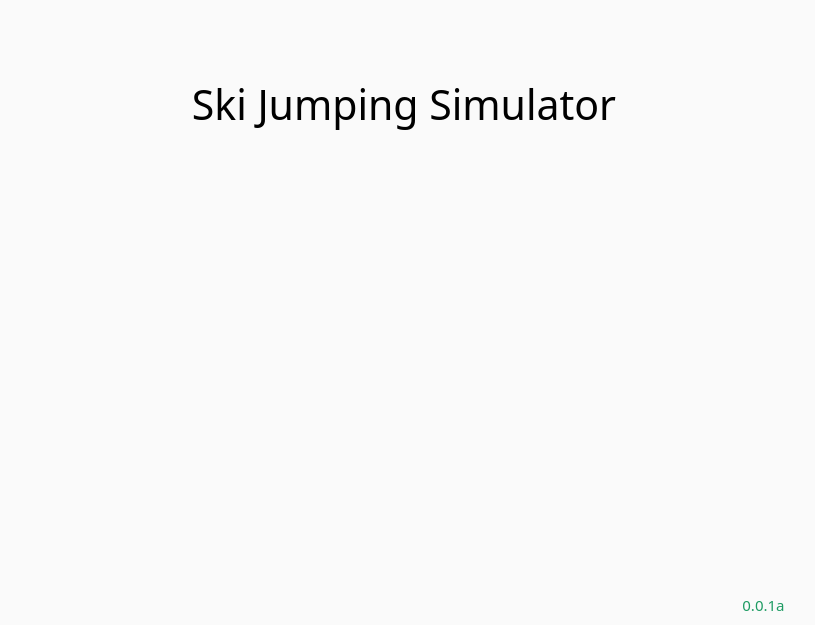
SiekamCebule/sj-sim, file UI/mainwindow.ui: the form before one commit.
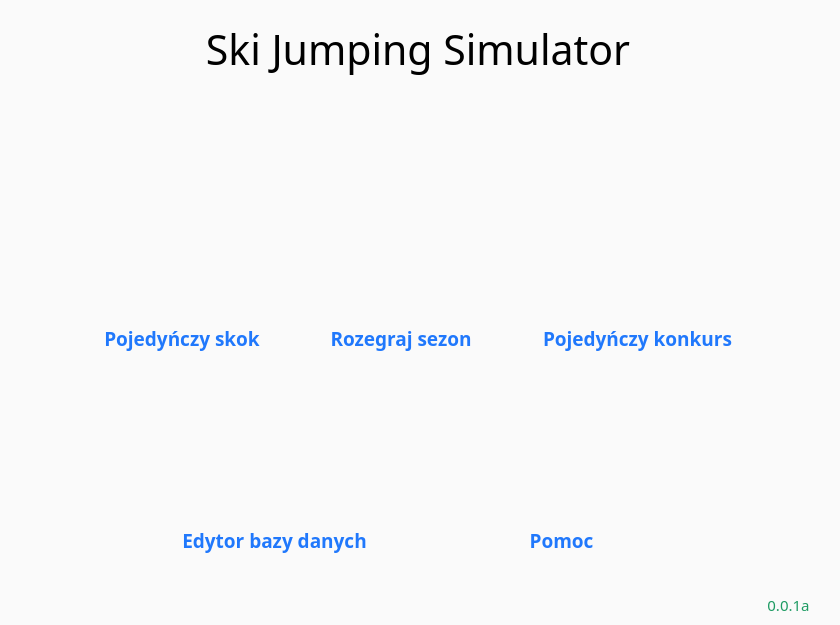
The form after the commit. Icons and pictures are not drawn.

Commit message: Wczytywanie zawodników z pliku. Dodawanie podstawowych informacji o skoczku do okna edycji bazy danych (jeszcze bez edytowania atrybutów skoczka)

```diff
--- a/UI/mainwindow.ui
+++ b/UI/mainwindow.ui
@@ -6,14 +6,14 @@
    <rect>
     <x>0</x>
     <y>0</y>
-    <width>815</width>
+    <width>840</width>
     <height>625</height>
    </rect>
   </property>
   <property name="maximumSize">
    <size>
-    <width>815</width>
-    <height>625</height>
+    <width>840</width>
+    <height>630</height>
    </size>
   </property>
   <property name="windowTitle">
@@ -26,20 +26,18 @@
    <string notr="true">background-color: rgb(250, 250, 250);</string>
   </property>
   <widget class="QWidget" name="centralwidget">
-   <layout class="QHBoxLayout" name="horizontalLayout_7">
-    <item>
-     <layout class="QHBoxLayout" name="horizontalLayout_6">
+   <layout class="QHBoxLayout" name="horizontalLayout_11">
       <item>
        <spacer name="horizontalSpacer">
         <property name="orientation">
          <enum>Qt::Horizontal</enum>
         </property>
         <property name="sizeType">
-         <enum>QSizePolicy::Expanding</enum>
+       <enum>QSizePolicy::Maximum</enum>
         </property>
         <property name="sizeHint" stdset="0">
          <size>
-          <width>70</width>
+        <width>105</width>
           <height>20</height>
          </size>
         </property>
@@ -47,6 +45,22 @@
       </item>
       <item>
        <layout class="QVBoxLayout" name="verticalLayout_3">
+      <item>
+       <spacer name="verticalSpacer_8">
+        <property name="orientation">
+         <enum>Qt::Vertical</enum>
+        </property>
+        <property name="sizeType">
+         <enum>QSizePolicy::Maximum</enum>
+        </property>
+        <property name="sizeHint" stdset="0">
+         <size>
+          <width>20</width>
+          <height>20</height>
+         </size>
+        </property>
+       </spacer>
+      </item>
         <item>
          <layout class="QHBoxLayout" name="horizontalLayout_titleAndVersion">
           <item>
@@ -80,6 +94,26 @@
           <item>
            <layout class="QHBoxLayout" name="horizontalLayout_topButtons">
             <item>
+           <layout class="QVBoxLayout" name="verticalLayout_4">
+            <item>
+             <spacer name="verticalSpacer_5">
+              <property name="orientation">
+               <enum>Qt::Vertical</enum>
+              </property>
+              <property name="sizeType">
+               <enum>QSizePolicy::Expanding</enum>
+              </property>
+              <property name="sizeHint" stdset="0">
+               <size>
+                <width>20</width>
+                <height>40</height>
+               </size>
+              </property>
+             </spacer>
+            </item>
+            <item>
+             <layout class="QHBoxLayout" name="horizontalLayout_9">
+              <item>
              <widget class="QPushButton" name="pushButton_singleJumps">
               <property name="minimumSize">
                <size>
@@ -111,6 +145,48 @@
               </property>
              </widget>
             </item>
+             </layout>
+            </item>
+            <item>
+             <spacer name="verticalSpacer_2">
+              <property name="orientation">
+               <enum>Qt::Vertical</enum>
+              </property>
+              <property name="sizeType">
+               <enum>QSizePolicy::Maximum</enum>
+              </property>
+              <property name="sizeHint" stdset="0">
+               <size>
+                <width>20</width>
+                <height>28</height>
+               </size>
+              </property>
+             </spacer>
+            </item>
+            <item>
+             <widget class="QLabel" name="label_singleJump">
+              <property name="font">
+               <font>
+                <family>Quicksand</family>
+                <pointsize>14</pointsize>
+                <bold>true</bold>
+               </font>
+              </property>
+              <property name="styleSheet">
+               <string notr="true">QLabel{
+color: rgb(32, 120, 252);
+}</string>
+              </property>
+              <property name="text">
+               <string>Pojedyńczy skok</string>
+              </property>
+              <property name="alignment">
+               <set>Qt::AlignCenter</set>
+              </property>
+             </widget>
+            </item>
+           </layout>
+          </item>
             <item>
              <spacer name="horizontalSpacer_3">
               <property name="orientation">
@@ -128,17 +204,34 @@
              </spacer>
             </item>
             <item>
+           <layout class="QVBoxLayout" name="verticalLayout_5">
+            <item>
+             <spacer name="verticalSpacer_4">
+              <property name="orientation">
+               <enum>Qt::Vertical</enum>
+              </property>
+              <property name="sizeHint" stdset="0">
+               <size>
+                <width>20</width>
+                <height>40</height>
+               </size>
+              </property>
+             </spacer>
+            </item>
+            <item>
+             <layout class="QHBoxLayout" name="horizontalLayout_10">
+              <item>
              <widget class="QPushButton" name="pushButton_season">
               <property name="minimumSize">
                <size>
-                <width>180</width>
-                <height>180</height>
+                  <width>200</width>
+                  <height>200</height>
                </size>
               </property>
               <property name="maximumSize">
                <size>
-                <width>180</width>
-                <height>180</height>
+                  <width>200</width>
+                  <height>200</height>
                </size>
               </property>
               <property name="text">
@@ -159,6 +252,32 @@
               </property>
              </widget>
             </item>
+             </layout>
+            </item>
+            <item>
+             <widget class="QLabel" name="label_season">
+              <property name="font">
+               <font>
+                <family>Quicksand</family>
+                <pointsize>14</pointsize>
+                <bold>true</bold>
+               </font>
+              </property>
+              <property name="styleSheet">
+               <string notr="true">QLabel{
+color: rgb(32, 120, 252);
+}</string>
+              </property>
+              <property name="text">
+               <string>Rozegraj sezon</string>
+              </property>
+              <property name="alignment">
+               <set>Qt::AlignCenter</set>
+              </property>
+             </widget>
+            </item>
+           </layout>
+          </item>
             <item>
              <spacer name="horizontalSpacer_4">
               <property name="orientation">
@@ -173,6 +292,23 @@
              </spacer>
             </item>
             <item>
+           <layout class="QVBoxLayout" name="verticalLayout_6">
+            <item>
+             <spacer name="verticalSpacer_7">
+              <property name="orientation">
+               <enum>Qt::Vertical</enum>
+              </property>
+              <property name="sizeHint" stdset="0">
+               <size>
+                <width>20</width>
+                <height>40</height>
+               </size>
+              </property>
+             </spacer>
+            </item>
+            <item>
+             <layout class="QHBoxLayout" name="horizontalLayout_8">
+              <item>
              <widget class="QPushButton" name="pushButton_singleCompetition">
               <property name="minimumSize">
                <size>
@@ -207,6 +343,48 @@
            </layout>
           </item>
           <item>
+             <spacer name="verticalSpacer_6">
+              <property name="orientation">
+               <enum>Qt::Vertical</enum>
+              </property>
+              <property name="sizeType">
+               <enum>QSizePolicy::Maximum</enum>
+              </property>
+              <property name="sizeHint" stdset="0">
+               <size>
+                <width>20</width>
+                <height>28</height>
+               </size>
+              </property>
+             </spacer>
+            </item>
+            <item>
+             <widget class="QLabel" name="label_singleCompetition">
+              <property name="font">
+               <font>
+                <family>Quicksand</family>
+                <pointsize>14</pointsize>
+                <bold>true</bold>
+               </font>
+              </property>
+              <property name="styleSheet">
+               <string notr="true">QLabel{
+color: rgb(32, 120, 252);
+}</string>
+              </property>
+              <property name="text">
+               <string>Pojedyńczy konkurs</string>
+              </property>
+              <property name="alignment">
+               <set>Qt::AlignCenter</set>
+              </property>
+             </widget>
+            </item>
+           </layout>
+          </item>
+         </layout>
+        </item>
+        <item>
            <spacer name="verticalSpacer">
             <property name="orientation">
              <enum>Qt::Vertical</enum>
@@ -217,7 +395,7 @@
             <property name="sizeHint" stdset="0">
              <size>
               <width>20</width>
-              <height>20</height>
+            <height>32</height>
              </size>
             </property>
            </spacer>
@@ -225,6 +403,26 @@
           <item>
            <layout class="QHBoxLayout" name="horizontalLayout_downButtons">
             <item>
+           <spacer name="horizontalSpacer_5">
+            <property name="orientation">
+             <enum>Qt::Horizontal</enum>
+            </property>
+            <property name="sizeType">
+             <enum>QSizePolicy::Minimum</enum>
+            </property>
+            <property name="sizeHint" stdset="0">
+             <size>
+              <width>40</width>
+              <height>20</height>
+             </size>
+            </property>
+           </spacer>
+          </item>
+          <item>
+           <layout class="QVBoxLayout" name="verticalLayout_8">
+            <item>
+             <layout class="QHBoxLayout" name="horizontalLayout_6">
+              <item>
              <widget class="QPushButton" name="pushButton_databaseEdit">
               <property name="minimumSize">
                <size>
@@ -256,6 +454,52 @@
               </property>
              </widget>
             </item>
+             </layout>
+            </item>
+            <item>
+             <widget class="QLabel" name="label_databaseEditor">
+              <property name="font">
+               <font>
+                <family>Quicksand</family>
+                <pointsize>14</pointsize>
+                <bold>true</bold>
+               </font>
+              </property>
+              <property name="styleSheet">
+               <string notr="true">QLabel{
+color: rgb(32, 120, 252);
+}</string>
+              </property>
+              <property name="text">
+               <string>Edytor bazy danych</string>
+              </property>
+              <property name="alignment">
+               <set>Qt::AlignCenter</set>
+              </property>
+             </widget>
+            </item>
+           </layout>
+          </item>
+          <item>
+           <spacer name="horizontalSpacer_7">
+            <property name="orientation">
+             <enum>Qt::Horizontal</enum>
+            </property>
+            <property name="sizeType">
+             <enum>QSizePolicy::Maximum</enum>
+            </property>
+            <property name="sizeHint" stdset="0">
+             <size>
+              <width>20</width>
+              <height>20</height>
+             </size>
+            </property>
+           </spacer>
+          </item>
+          <item>
+           <layout class="QVBoxLayout" name="verticalLayout_9">
+            <item>
+             <layout class="QHBoxLayout" name="horizontalLayout_7">
             <item>
              <widget class="QPushButton" name="pushButton_help">
               <property name="minimumSize">
@@ -290,6 +534,48 @@
             </item>
            </layout>
           </item>
+            <item>
+             <widget class="QLabel" name="label_help">
+              <property name="font">
+               <font>
+                <family>Quicksand</family>
+                <pointsize>14</pointsize>
+                <bold>true</bold>
+               </font>
+              </property>
+              <property name="styleSheet">
+               <string notr="true">QLabel{
+color: rgb(32, 120, 252);
+}</string>
+              </property>
+              <property name="text">
+               <string>Pomoc</string>
+              </property>
+              <property name="alignment">
+               <set>Qt::AlignCenter</set>
+              </property>
+             </widget>
+            </item>
+           </layout>
+          </item>
+          <item>
+           <spacer name="horizontalSpacer_6">
+            <property name="orientation">
+             <enum>Qt::Horizontal</enum>
+            </property>
+            <property name="sizeType">
+             <enum>QSizePolicy::Minimum</enum>
+            </property>
+            <property name="sizeHint" stdset="0">
+             <size>
+              <width>40</width>
+              <height>20</height>
+             </size>
+            </property>
+           </spacer>
+          </item>
+         </layout>
+        </item>
          </layout>
         </item>
         <item>
@@ -320,7 +606,7 @@
         </property>
         <property name="sizeHint" stdset="0">
          <size>
-          <width>40</width>
+        <width>18</width>
           <height>20</height>
          </size>
         </property>
@@ -398,8 +684,6 @@
        </layout>
       </item>
      </layout>
-    </item>
-   </layout>
   </widget>
   <widget class="QMenuBar" name="menubar">
    <property name="geometry">
```
Left out of the diff: 2 changed lines with no effect on the pictures. Lines whose indentation alone changed are shown as unchanged. The commit also changes 29 other files.
